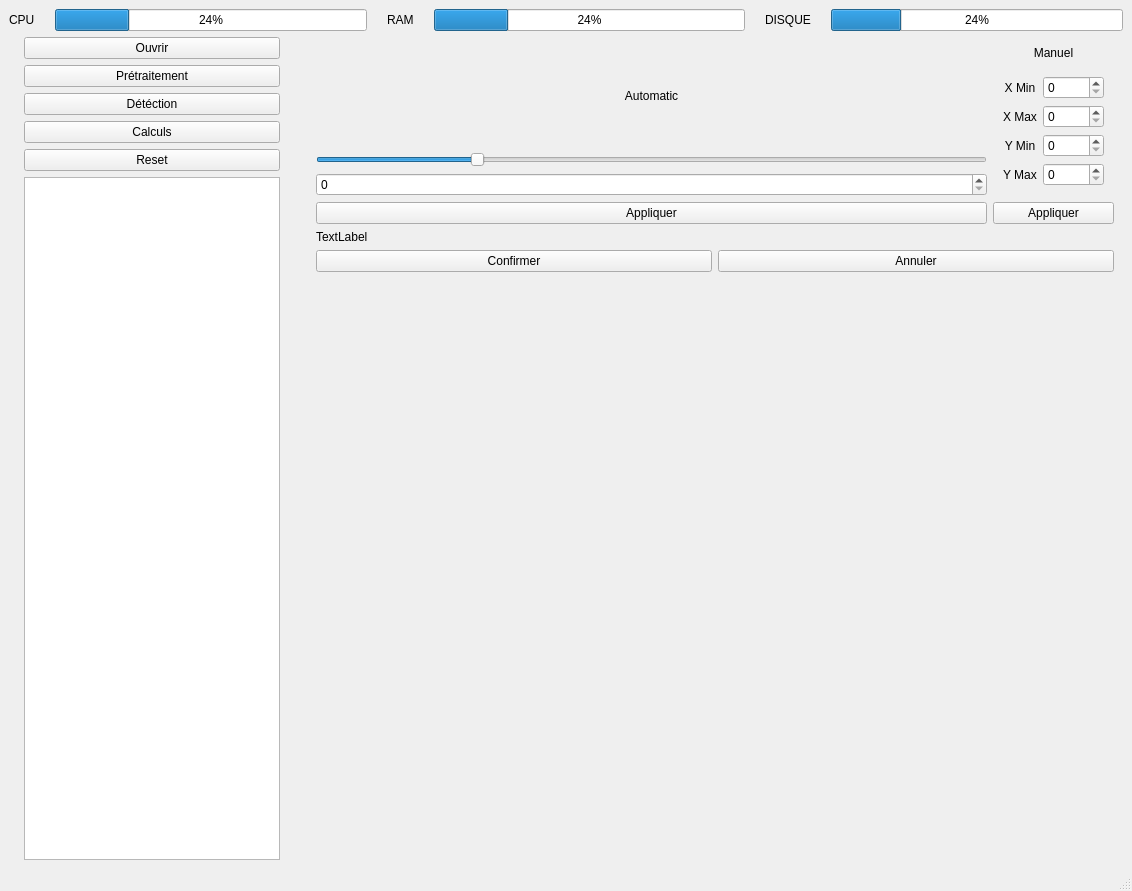
Old version of the form PyQT/untitled.ui in the repository LecroartAntoine/Cell_Detector.
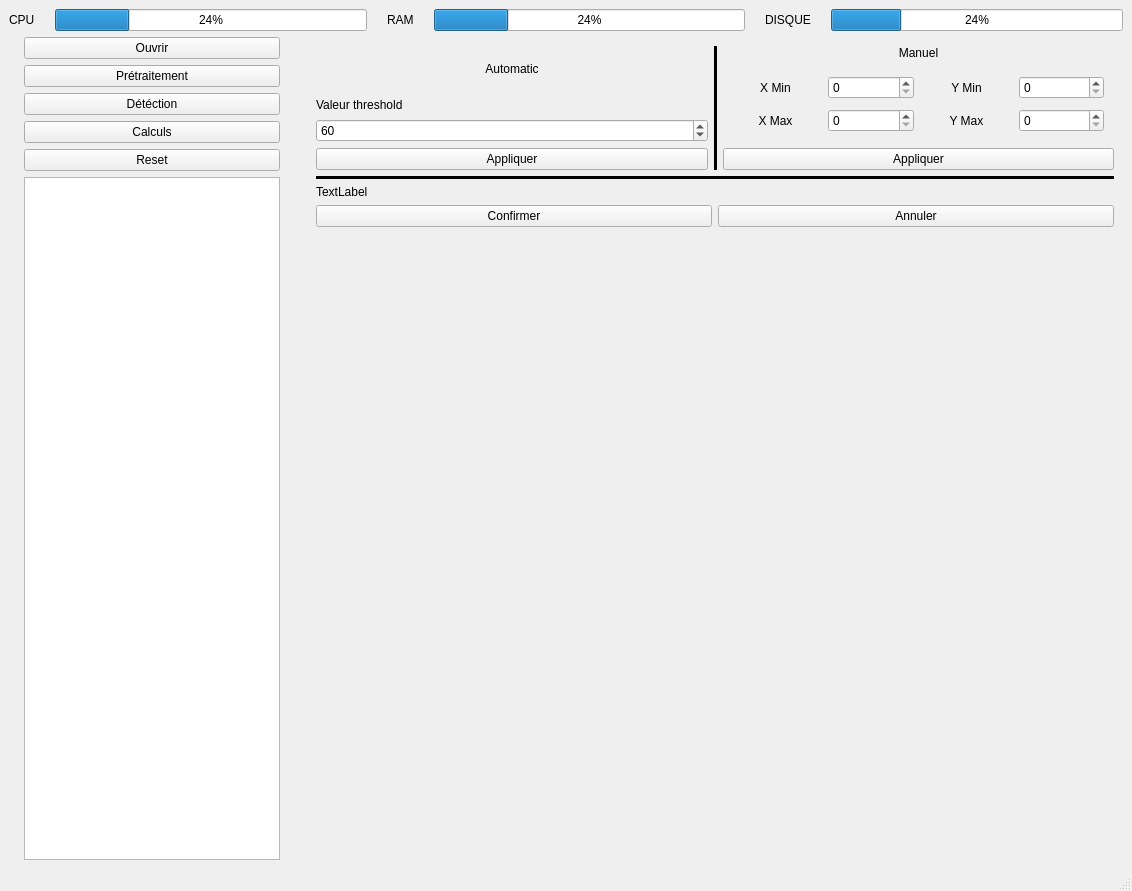
New version of the form.

```diff
--- a/PyQT/untitled.ui
+++ b/PyQT/untitled.ui
@@ -149,6 +149,9 @@
            <layout class="QVBoxLayout" name="automatic">
             <item>
              <widget class="QLabel" name="auto_label">
+              <property name="frameShape">
+               <enum>QFrame::NoFrame</enum>
+              </property>
               <property name="text">
                <string>Automatic</string>
               </property>
@@ -158,36 +161,37 @@
              </widget>
             </item>
             <item>
-             <widget class="QSlider" name="auto_slider">
-              <property name="enabled">
-               <bool>true</bool>
-              </property>
-              <property name="baseSize">
-               <size>
-                <width>0</width>
-                <height>0</height>
-               </size>
-              </property>
-              <property name="maximum">
-               <number>255</number>
-              </property>
-              <property name="value">
-               <number>60</number>
-              </property>
-              <property name="orientation">
-               <enum>Qt::Horizontal</enum>
-              </property>
-              <property name="tickPosition">
-               <enum>QSlider::NoTicks</enum>
-              </property>
-             </widget>
-            </item>
-            <item>
-             <widget class="QSpinBox" name="auto_box">
-              <property name="cursor">
-               <cursorShape>IBeamCursor</cursorShape>
-              </property>
-             </widget>
+             <layout class="QVBoxLayout" name="verticalLayout">
+              <item>
+               <widget class="QLabel" name="label">
+                <property name="text">
+                 <string>Valeur threshold</string>
+                </property>
+               </widget>
+              </item>
+              <item>
+               <widget class="QSpinBox" name="auto_box">
+                <property name="cursor">
+                 <cursorShape>ArrowCursor</cursorShape>
+                </property>
+                <property name="accelerated">
+                 <bool>true</bool>
+                </property>
+                <property name="minimum">
+                 <number>1</number>
+                </property>
+                <property name="maximum">
+                 <number>255</number>
+                </property>
+                <property name="stepType">
+                 <enum>QAbstractSpinBox::DefaultStepType</enum>
+                </property>
+                <property name="value">
+                 <number>60</number>
+                </property>
+               </widget>
+              </item>
+             </layout>
             </item>
             <item>
              <widget class="QPushButton" name="auto_apply">
@@ -198,6 +202,19 @@
             </item>
            </layout>
           </item>
+          <item>
+           <widget class="Line" name="line">
+            <property name="frameShadow">
+             <enum>QFrame::Plain</enum>
+            </property>
+            <property name="lineWidth">
+             <number>5</number>
+            </property>
+            <property name="orientation">
+             <enum>Qt::Vertical</enum>
+            </property>
+           </widget>
+          </item>
           <item>
            <layout class="QVBoxLayout" name="manual">
             <item>
@@ -224,9 +241,9 @@
               <property name="bottomMargin">
                <number>10</number>
               </property>
-              <item row="3" column="1">
-               <widget class="QSpinBox" name="y_max_box"/>
-              </item>
+              <property name="spacing">
+               <number>10</number>
+              </property>
               <item row="1" column="1">
                <widget class="QSpinBox" name="x_max_box">
                 <property name="maximum">
@@ -234,6 +251,9 @@
                 </property>
                </widget>
               </item>
+              <item row="1" column="3">
+               <widget class="QSpinBox" name="y_max_box"/>
+              </item>
               <item row="0" column="1">
                <widget class="QSpinBox" name="x_min_box">
                 <property name="maximum">
@@ -241,10 +261,7 @@
                 </property>
                </widget>
               </item>
-              <item row="2" column="1">
-               <widget class="QSpinBox" name="y_min_box"/>
-              </item>
-              <item row="2" column="0">
+              <item row="0" column="2">
                <widget class="QLabel" name="y_min">
                 <property name="text">
                  <string>Y Min</string>
@@ -254,16 +271,6 @@
                 </property>
                </widget>
               </item>
-              <item row="3" column="0">
-               <widget class="QLabel" name="y_max">
-                <property name="text">
-                 <string>Y Max</string>
-                </property>
-                <property name="alignment">
-                 <set>Qt::AlignCenter</set>
-                </property>
-               </widget>
-              </item>
               <item row="0" column="0">
                <widget class="QLabel" name="x_min">
                 <property name="text">
@@ -284,6 +291,19 @@
                 </property>
                </widget>
               </item>
+              <item row="0" column="3">
+               <widget class="QSpinBox" name="y_min_box"/>
+              </item>
+              <item row="1" column="2">
+               <widget class="QLabel" name="y_max">
+                <property name="text">
+                 <string>Y Max</string>
+                </property>
+                <property name="alignment">
+                 <set>Qt::AlignCenter</set>
+                </property>
+               </widget>
+              </item>
              </layout>
             </item>
             <item>
@@ -297,14 +317,14 @@
           </item>
          </layout>
         </item>
-        <item row="1" column="1">
+        <item row="2" column="1">
          <widget class="QLabel" name="image_visu">
           <property name="text">
            <string>TextLabel</string>
           </property>
          </widget>
         </item>
-        <item row="2" column="1">
+        <item row="3" column="1">
          <layout class="QHBoxLayout" name="preproc_confirm">
           <item>
            <widget class="QPushButton" name="preproc_accept">
@@ -322,6 +342,19 @@
           </item>
          </layout>
         </item>
+        <item row="1" column="1">
+         <widget class="Line" name="line_2">
+          <property name="frameShadow">
+           <enum>QFrame::Plain</enum>
+          </property>
+          <property name="lineWidth">
+           <number>10</number>
+          </property>
+          <property name="orientation">
+           <enum>Qt::Horizontal</enum>
+          </property>
+         </widget>
+        </item>
        </layout>
       </widget>
       <widget class="QWidget" name="detection"/>
```
